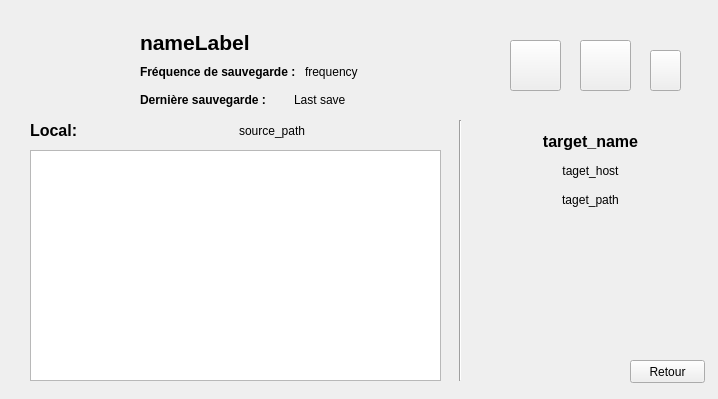
Before: the Qt Designer form src/views/forms/backupdetailsdialog.ui in LP-ACPI/VerrouYEAH, drawn with Qt 5.
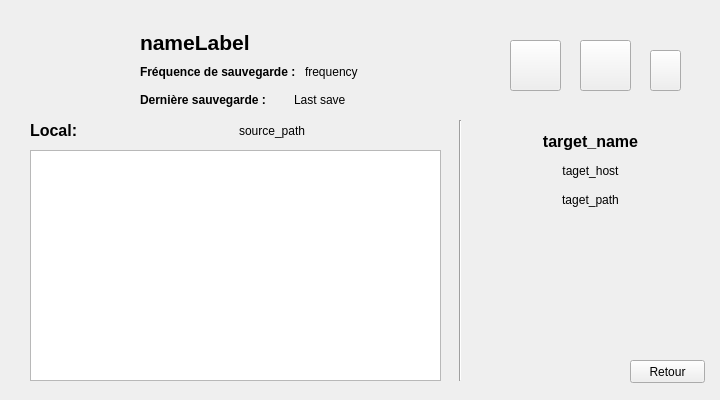
After: the same form once the commit is applied. Icons and pictures are not drawn.

Patch:
```diff
--- a/src/views/forms/backupdetailsdialog.ui
+++ b/src/views/forms/backupdetailsdialog.ui
@@ -6,10 +6,22 @@
    <rect>
     <x>0</x>
     <y>0</y>
-    <width>718</width>
-    <height>399</height>
+    <width>720</width>
+    <height>400</height>
    </rect>
   </property>
+  <property name="minimumSize">
+   <size>
+    <width>720</width>
+    <height>400</height>
+   </size>
+  </property>
+  <property name="maximumSize">
+   <size>
+    <width>720</width>
+    <height>400</height>
+   </size>
+  </property>
   <property name="windowTitle">
    <string>Form</string>
   </property>
@@ -165,7 +177,7 @@
     <bool>false</bool>
    </property>
   </widget>
-  <widget class="QWidget" name="">
+  <widget class="QWidget" name="layoutWidget">
    <property name="geometry">
     <rect>
      <x>30</x>
@@ -198,7 +210,7 @@
     </item>
    </layout>
   </widget>
-  <widget class="QWidget" name="">
+  <widget class="QWidget" name="layoutWidget">
    <property name="geometry">
     <rect>
      <x>140</x>
@@ -276,7 +288,7 @@
     </item>
    </layout>
   </widget>
-  <widget class="QWidget" name="">
+  <widget class="QWidget" name="layoutWidget">
    <property name="geometry">
     <rect>
      <x>480</x>
```
